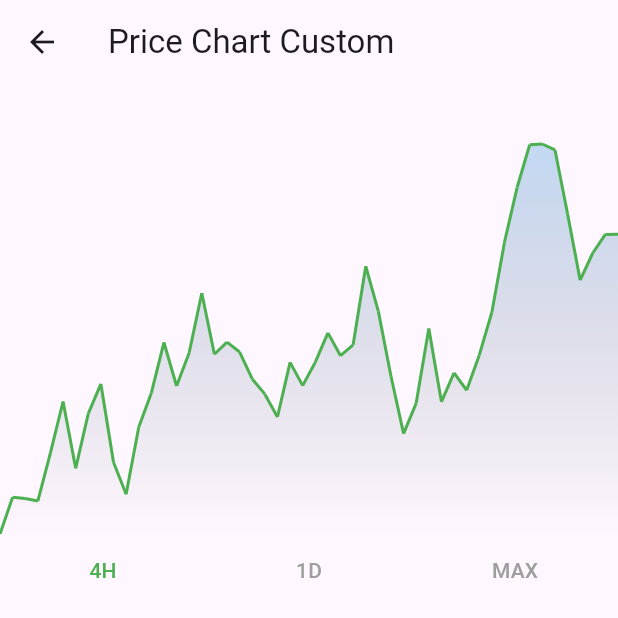
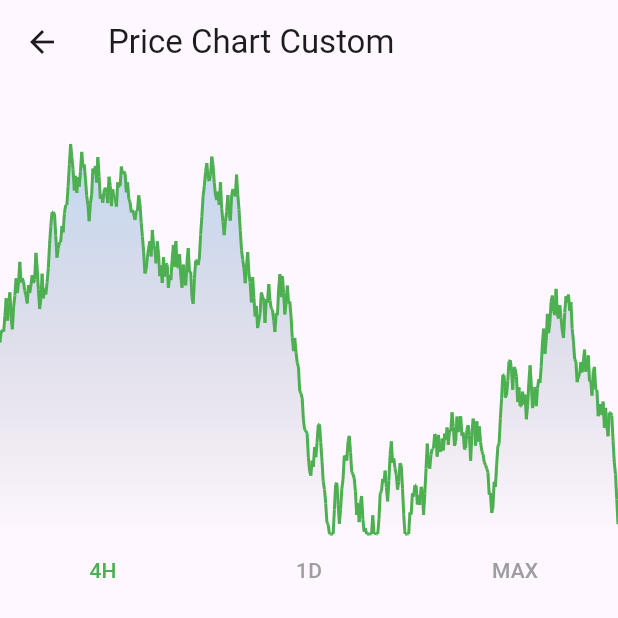
Before and after one commit to lostoy0/flutter_samples, a Flutter app: the screen it shows after launch, after a tap on "Go to PriceChartCustom", on a phone screen of 412 x 824 dp, the top half of it. Run offline on Flutter 3.47's test engine with Material 3 defaults, Android fonts, the phone set to English and light mode, and no system bars; our stand-ins replace dio, easy_refresh, fl_chart, get, logger.

Commit message:
feat: optimize price chart

```diff
--- a/lib/features/chart/price_chart_custom.dart
+++ b/lib/features/chart/price_chart_custom.dart
@@ -1,5 +1,6 @@
+import 'dart:math' as math;
+
 import 'package:flutter/material.dart';
-import 'dart:math' as math;
 
 class PriceChartCustom extends StatefulWidget {
   final List<double> prices;
@@ -77,7 +78,8 @@ class _ChartPainter extends CustomPainter {
 
     return prices.asMap().entries.map((entry) {
       final x = entry.key * stepX;
-      final y = mainChartHeight - (entry.value - minPrice) / range * mainChartHeight;
+      final y =
+          mainChartHeight - (entry.value - minPrice) / range * mainChartHeight;
       return Offset(x, y + extraHeight); // 调整价格点 y 坐标
     }).toList();
   }
@@ -86,20 +88,51 @@ class _ChartPainter extends CustomPainter {
     Path path = Path()
       ..moveTo(points.first.dx, points.first.dy)
       ..addPolygon(points, false)
-      ..lineTo(size.width, mainChartHeight + extraHeight)
-      ..lineTo(0, mainChartHeight + extraHeight)
+      ..lineTo(size.width, size.height)
+      ..lineTo(0, size.height)
       ..close();
 
-    final gradient = LinearGradient(
-      colors: [Colors.blue.withOpacity(0.3), Colors.transparent],
-      begin: Alignment.topCenter,
-      end: Alignment.bottomCenter,
-    );
+    if (selectedX == null) {
+      final Paint fullPaint = Paint()
+        ..shader = LinearGradient(
+          colors: [Colors.blue.withOpacity(0.3), Colors.transparent],
+          begin: Alignment.topCenter,
+          end: Alignment.bottomCenter,
+        ).createShader(Rect.fromLTRB(0, 0, size.width, size.height));
 
-    canvas.drawPath(
-      path,
-      Paint()..shader = gradient.createShader(Rect.fromLTRB(0, 0, size.width, mainChartHeight + extraHeight)),
-    );
+      canvas.drawPath(path, fullPaint);
+      return;
+    }
+
+    final Rect leftRect = Rect.fromLTRB(0, 0, selectedX!, size.height);
+    final Rect rightRect =
+        Rect.fromLTRB(selectedX!, 0, size.width, size.height);
+
+    final Paint leftPaint = Paint()
+      ..shader = LinearGradient(
+        colors: [Colors.blue.withOpacity(0.3), Colors.transparent],
+        begin: Alignment.topCenter,
+        end: Alignment.bottomCenter,
+      ).createShader(leftRect);
+
+    final Paint rightPaint = Paint()
+      ..shader = LinearGradient(
+        colors: [Colors.grey.withOpacity(0.3), Colors.transparent],
+        begin: Alignment.topCenter,
+        end: Alignment.bottomCenter,
+      ).createShader(rightRect);
+
+    // 绘制左侧渐变区域
+    canvas.save();
+    canvas.clipRect(leftRect);
+    canvas.drawPath(path, leftPaint);
+    canvas.restore();
+
+    // 绘制右侧渐变区域
+    canvas.save();
+    canvas.clipRect(rightRect);
+    canvas.drawPath(path, rightPaint);
+    canvas.restore();
   }
 
   void _drawPriceLine(Canvas canvas, List<Offset> points) {
@@ -115,7 +148,11 @@ class _ChartPainter extends CustomPainter {
       ..strokeWidth = 2
       ..style = PaintingStyle.stroke;
 
-    int splitIndex = selectedX == null ? points.length : (selectedX! / points.last.dx * points.length).clamp(0, points.length - 1).toInt();
+    int splitIndex = selectedX == null
+        ? points.length
+        : (selectedX! / points.last.dx * points.length)
+            .clamp(0, points.length - 1)
+            .toInt();
 
     for (int i = 0; i < points.length - 1; i++) {
       final start = points[i];
@@ -139,7 +176,8 @@ class _ChartPainter extends CustomPainter {
     double startY = extraHeight; // 从 40px（顶部文本区域）开始绘制竖线
     while (startY < mainChartHeight + extraHeight) {
       double endY = startY + dashHeight;
-      if (endY > mainChartHeight + extraHeight) endY = mainChartHeight + extraHeight;
+      if (endY > mainChartHeight + extraHeight)
+        endY = mainChartHeight + extraHeight;
       canvas.drawLine(Offset(clampedX, startY), Offset(clampedX, endY), paint);
       startY += dashHeight + dashSpace;
     }
--- a/lib/features/chart/price_chart_custum_page.dart
+++ b/lib/features/chart/price_chart_custum_page.dart
@@ -39,7 +39,7 @@ class _PriceChartState extends State<PriceChart2>
   void initState() {
     super.initState();
     // 初始化三个数据集，每个包含50个数据点
-    _data = List.generate(3, (index) => generatePrices(50));
+    _data = List.generate(3, (index) => generatePrices(500));
     _oldPrices = List.from(_data[0]);
     _currentPrices = List.from(_data[0]);
 
@@ -77,10 +77,10 @@ class _PriceChartState extends State<PriceChart2>
   }
 
   List<double> _interpolatePrices(
-      List<double> start,
-      List<double> end,
-      double progress,
-      ) {
+    List<double> start,
+    List<double> end,
+    double progress,
+  ) {
     assert(start.length == end.length, "Data length mismatch");
     return List.generate(start.length, (i) {
       return start[i] + (end[i] - start[i]) * progress;
```
